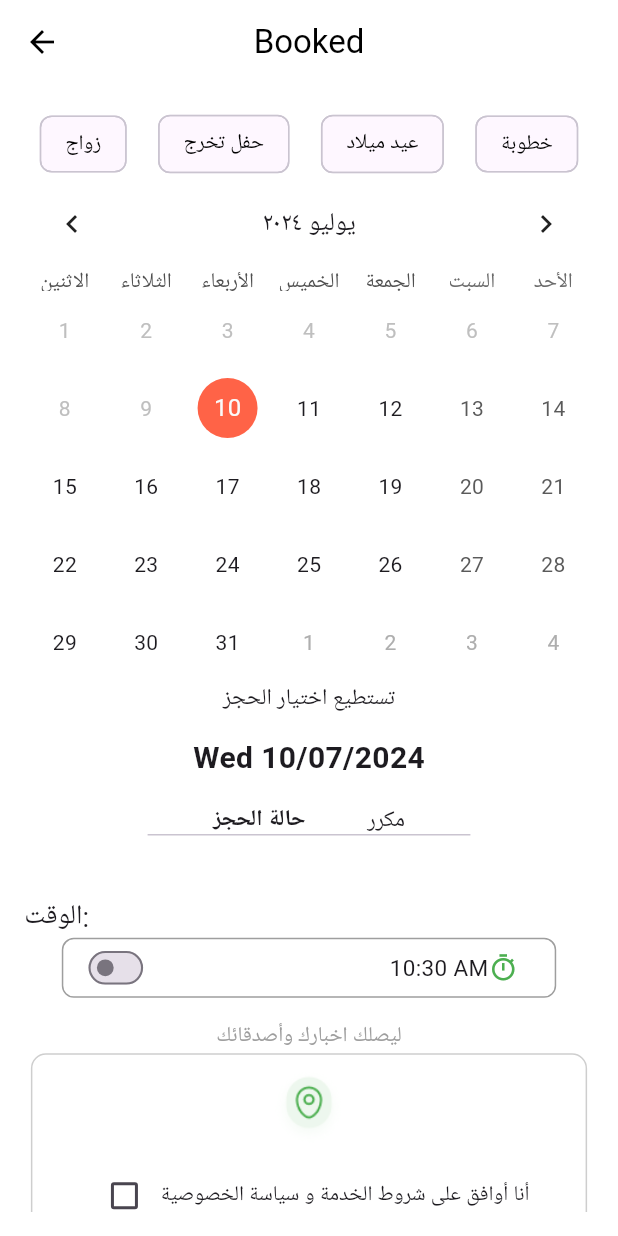
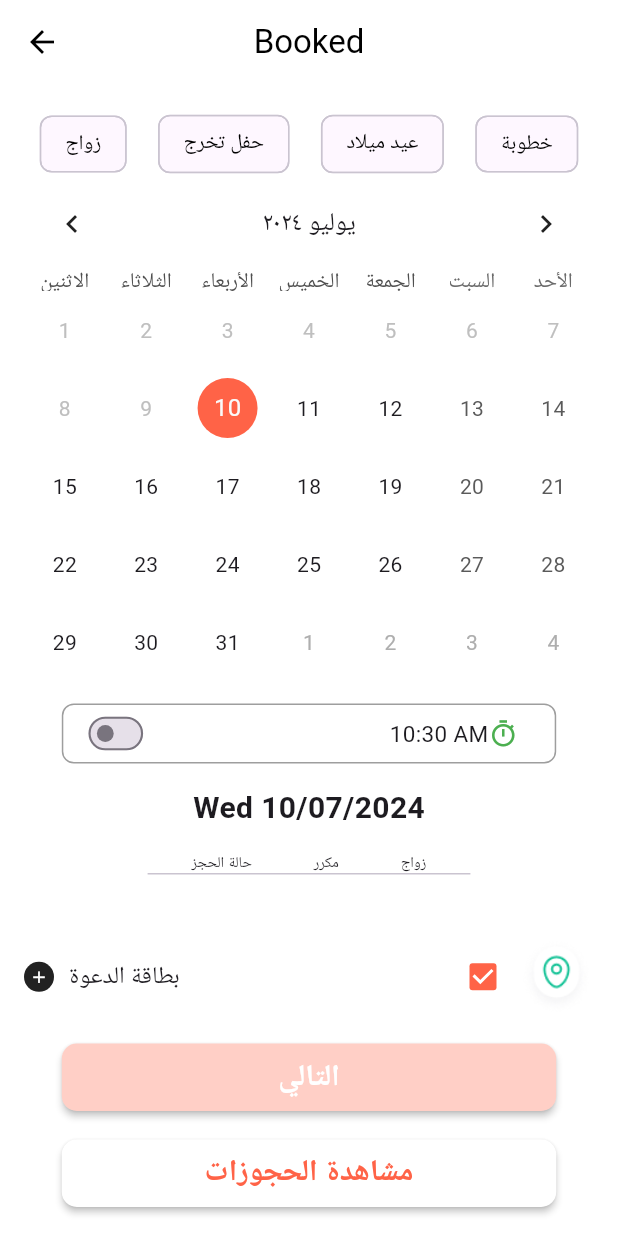
Before and after one commit to wogoodwael/sudia_events, a Flutter app: the BookingScreen screen opened directly, on a phone screen of 412 x 824 dp. Run offline on Flutter 3.47's test engine with Material 3 defaults, Android fonts, the light colour scheme and no system bars; drawn by our look-alikes of table_calendar; our stand-ins replace bloc, carousel_slider, cloud_firestore, easy_localization, easy_stepper, firebase_auth and 14 more; missing offline and left inert: multi_image_picker_plus, otp_pin_field, search_map_location, solid_bottom_sheet; accounts and stored records are empty.

Commit message:
add event

```diff
--- a/lib/presentation/screens/home/booking.dart
+++ b/lib/presentation/screens/home/booking.dart
@@ -3,6 +3,7 @@ import 'package:easy_localization/easy_localization.dart';
 import 'package:flutter/cupertino.dart';
 import 'package:flutter/material.dart';
 import 'package:flutter/widgets.dart';
+import 'package:google_fonts/google_fonts.dart';
 import 'package:intl/intl.dart';
 import 'package:sudia_events/core/helper/calender.dart';
 import 'package:sudia_events/core/utils/constants.dart';
@@ -10,6 +11,7 @@ import 'package:sudia_events/core/utils/strings.dart';
 import 'package:sudia_events/data/model/event.dart';
 import 'package:sudia_events/data/services/api.dart';
 import 'package:sudia_events/main.dart';
+import 'package:sudia_events/presentation/screens/Services/All/invitation.dart';
 import 'package:sudia_events/presentation/screens/buttom_bar.dart';
 import 'package:table_calendar/table_calendar.dart';
 import 'package:uuid/uuid.dart';
@@ -187,10 +189,34 @@ class _BookingScreenState extends State<BookingScreen> {
         context: context,
         builder: (BuildContext context) {
           return AlertDialog(
-            title: Text('تم بنجاح'),
-            content: Text('لقد تم حجز مناسبتك ينجاح هل تريد اضافة خدمات؟'),
+            icon: Align(alignment: Alignment.topLeft, child: Icon(Icons.close)),
+            title: Center(
+              child: Text(
+                'تهانينا',
+                style: GoogleFonts.roboto(
+                    fontWeight: FontWeight.w600, fontSize: 30),
+              ),
+            ),
+            content: Column(
+              mainAxisSize: MainAxisSize.min,
+              children: [
+                Image.asset("assets/images/heart.png"),
+                Text(
+                  " حجزك رقم SP 0023905# . ☺️",
+                  style: GoogleFonts.roboto(
+                      fontWeight: FontWeight.w600, fontSize: 16),
+                ),
+                Text(
+                  "    في يوم  ${DateFormat('yyyy/MM/dd', 'ar').format(_selectedDay!)}         ${_selectedTime.format(context)}",
+                  style: GoogleFonts.inter(
+                      fontSize: 12, fontWeight: FontWeight.w400),
+                )
+              ],
+            ),
             actions: <Widget>[
-              TextButton(
+              MaterialButton(
+                minWidth: .9 * mediawidth(context),
+                color: primary,
                 onPressed: () {
                   Navigator.of(context).pop(); // Close the dialog
                   Navigator.pushReplacement(
@@ -205,9 +231,16 @@ class _BookingScreenState extends State<BookingScreen> {
                     // This predicate removes all previous routes
                   );
                 },
-                child: Text('نعم'),
+                child: Text(
+                  'اضافة خدمات',
+                  style: GoogleFonts.roboto(
+                      fontWeight: FontWeight.w600,
+                      fontSize: 18,
+                      color: Colors.white),
                 ),
-              TextButton(
+              ),
+              MaterialButton(
+                minWidth: .9 * mediawidth(context),
                 onPressed: () {
                   Navigator.of(context).pop(); // Close the dialog
                   Navigator.pushReplacement(
@@ -221,7 +254,7 @@ class _BookingScreenState extends State<BookingScreen> {
                             )),
                   );
                 },
-                child: Text('لا'),
+                child: Text('ليس الان '),
               ),
             ],
           );
@@ -377,39 +410,7 @@ class _BookingScreenState extends State<BookingScreen> {
                 },
                 getEventsForDay: _getEventsForDay,
               ),
-              Text('تستطيع اختيار الحجز', style: TextStyle(fontSize: 15)),
               SizedBox(height: 15),
-              Text(formattedDate,
-                  style: TextStyle(fontSize: 20, fontWeight: FontWeight.bold)),
-              SizedBox(height: 15),
-              Row(
-                mainAxisAlignment: MainAxisAlignment.center,
-                children: [
-                  Text('حالة الحجز',
-                      style:
-                          TextStyle(fontSize: 15, fontWeight: FontWeight.bold)),
-                  SizedBox(
-                    width: .1 * mediawidth(context),
-                  ),
-                  Text('مكرر', style: TextStyle(fontSize: 15)),
-                ],
-              ),
-              Divider(
-                height: 0,
-                indent: .2 * mediawidth(context),
-                endIndent: .2 * mediawidth(context),
-              ),
-              SizedBox(height: .05 * mediaheight(context)),
-              Row(
-                mainAxisAlignment: MainAxisAlignment.spaceBetween,
-                children: [
-                  Text(
-                    'الوقت:',
-                    style: TextStyle(fontSize: 18),
-                    textAlign: TextAlign.center,
-                  ),
-                ],
-              ),
               Row(
                 mainAxisAlignment: MainAxisAlignment.center,
                 children: [
@@ -472,42 +473,73 @@ class _BookingScreenState extends State<BookingScreen> {
                   ),
                 ],
               ),
-              SizedBox(height: 16),
-              Text('ليصلك اخبارك وأصدقائك',
-                  style: TextStyle(color: Colors.grey)),
-              Container(
-                width: .9 * mediawidth(context),
-                height: .35 * mediaheight(context),
-                decoration: BoxDecoration(
-                    borderRadius: BorderRadius.circular(10),
-                    border: Border.all(color: Colors.grey.withOpacity(.5))),
-                child: Column(
-                  children: [
+              SizedBox(height: 15),
+              Text(formattedDate,
+                  style: TextStyle(fontSize: 20, fontWeight: FontWeight.bold)),
+              SizedBox(height: 15),
               Row(
                 mainAxisAlignment: MainAxisAlignment.center,
                 children: [
-                        IconButton(
-                            icon: Image.asset(
-                              "assets/images/locationb.png",
-                              color: Colors.green,
-                              width: 50,
+                  Text('حالة الحجز',
+                      style: GoogleFonts.inter(
+                          fontSize: 10, fontWeight: FontWeight.w400)),
+                  SizedBox(
+                    width: .1 * mediawidth(context),
                   ),
-                            onPressed: () {}),
+                  Text('مكرر',
+                      style: GoogleFonts.inter(
+                          fontSize: 10, fontWeight: FontWeight.w400)),
+                  SizedBox(
+                    width: .1 * mediawidth(context),
+                  ),
+                  Text(selectedService,
+                      style: GoogleFonts.inter(
+                          fontSize: 10, fontWeight: FontWeight.w400)),
                 ],
               ),
+              Divider(
+                height: 0,
+                indent: .2 * mediawidth(context),
+                endIndent: .2 * mediawidth(context),
+              ),
+              SizedBox(height: .05 * mediaheight(context)),
               Row(
-                      mainAxisAlignment: MainAxisAlignment.center,
                 children: [
+                  CircleAvatar(
+                    backgroundColor: Colors.black87,
+                    radius: 10,
+                    child: GestureDetector(
+                      onTap: () {
+                        Navigator.push(
+                            context,
+                            MaterialPageRoute(
+                                builder: (_) => InvitationCardScreen(
+                                    id: Uuid().v4(), date: _selectedDay!)));
+                      },
+                      child: Icon(
+                        Icons.add,
+                        size: 13,
+                        color: Colors.white,
+                      ),
+                    ),
+                  ),
+                  SizedBox(
+                    width: 10,
+                  ),
+                  Text(
+                    "بطاقة الدعوة",
+                    style: TextStyle(fontWeight: FontWeight.w400, fontSize: 16),
+                  ),
+                  Spacer(),
                   Checkbox(
+                    value: true,
+                    onChanged: (val) {},
                     activeColor: primary,
-                          value: _isAgreed,
-                          onChanged: (value) {
-                            setState(() {
-                              _isAgreed = value!;
-                            });
-                          },
                   ),
-                        Text('أنا أوافق على شروط الخدمة و سياسة الخصوصية'),
+                  Image.asset(
+                    "assets/images/locationb.png",
+                    width: 50,
+                  )
                 ],
               ),
               SizedBox(height: 16),
@@ -542,9 +574,6 @@ class _BookingScreenState extends State<BookingScreen> {
               ),
             ],
           ),
-              )
-            ],
-          ),
         ),
       ),
     );
```
Also changed, not shown: lib/presentation/screens/home/home.dart (+12 -3 lines). Lines whose indentation alone changed are shown as unchanged.
